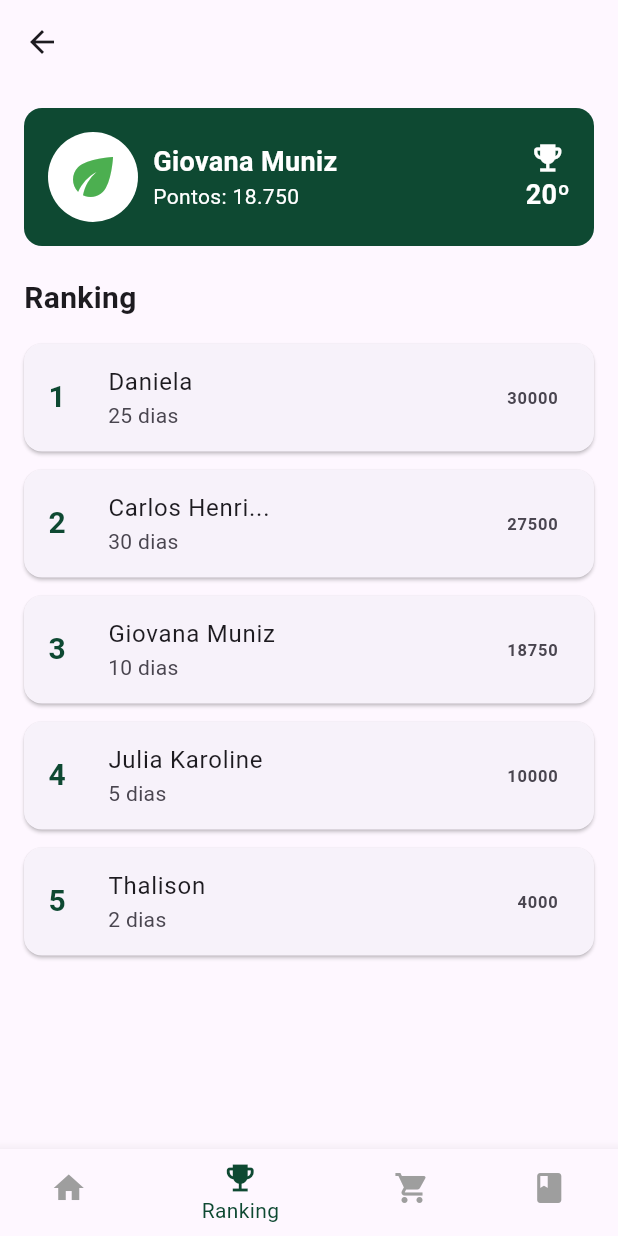
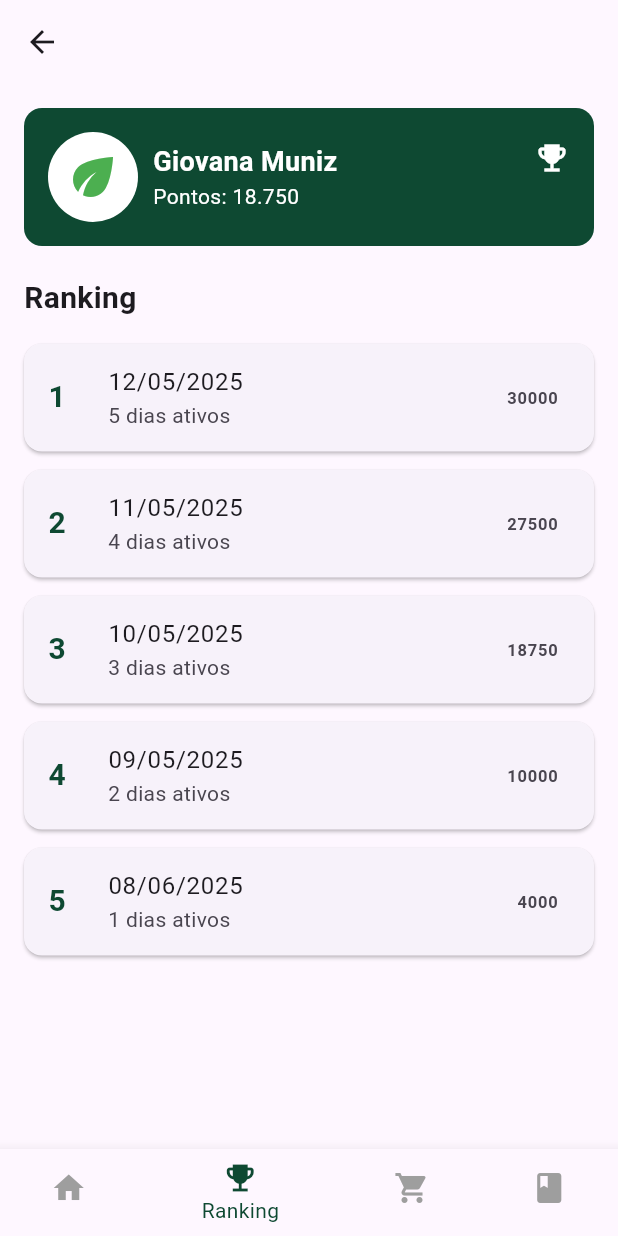
Before and after one commit to julia-karoline/PI_AplicacaoMobile, a Flutter app: the RankingScreen screen opened by its route, on a phone screen of 412 x 824 dp. Run offline on Flutter 3.47's test engine with Material 3 defaults, Android fonts, the phone set to English and light mode, and no system bars.

Commit message:
alterações na tela de ranking

```diff
--- a/lib/src/pages/RankingScreen.dart
+++ b/lib/src/pages/RankingScreen.dart
@@ -10,11 +10,11 @@ class RankingScreen extends StatefulWidget {
 
 class _RankingScreenState extends State<RankingScreen> {
   List<Map<String, dynamic>> ranking = [
-    {'name': 'Daniela', 'days': 25, 'points': 30000},
-    {'name': 'Carlos Henri...', 'days': 30, 'points': 27500},
-    {'name': 'Giovana Muniz', 'days': 10, 'points': 18750},
-    {'name': 'Julia Karoline', 'days': 5, 'points': 10000},
-    {'name': 'Thalison', 'days': 2, 'points': 4000},
+    {'name': '12/05/2025', 'days': 5, 'points': 30000},
+    {'name': '11/05/2025', 'days': 4, 'points': 27500},
+    {'name': '10/05/2025', 'days': 3, 'points': 18750},
+    {'name': '09/05/2025', 'days': 2, 'points': 10000},
+    {'name': '08/06/2025', 'days': 1, 'points': 4000},
   ];
 
   void onNavTap(int index) {
@@ -49,7 +49,7 @@ class _RankingScreenState extends State<RankingScreen> {
             Container(
               padding: const EdgeInsets.all(16),
               decoration: BoxDecoration(
-                color: const Color(0xFF0E4932), // Cor atualizada aqui
+                color: const Color(0xFF0E4932), // Cor atualizada
                 borderRadius: BorderRadius.circular(12),
               ),
               child: Row(
@@ -82,7 +82,7 @@ class _RankingScreenState extends State<RankingScreen> {
                     children: const [
                       Icon(Icons.emoji_events, color: Colors.white, size: 24),
                       Text(
-                        '20º',
+                        '',
                         style: TextStyle(
                           color: Colors.white,
                           fontSize: 18,
@@ -123,7 +123,7 @@ class _RankingScreenState extends State<RankingScreen> {
                         ),
                       ),
                       title: Text(user['name']),
-                      subtitle: Text('${user['days']} dias'),
+                      subtitle: Text('${user['days']} dias ativos'),
                       trailing: Text(
                         '${user['points']}',
                         style: const TextStyle(fontWeight: FontWeight.bold),
```
